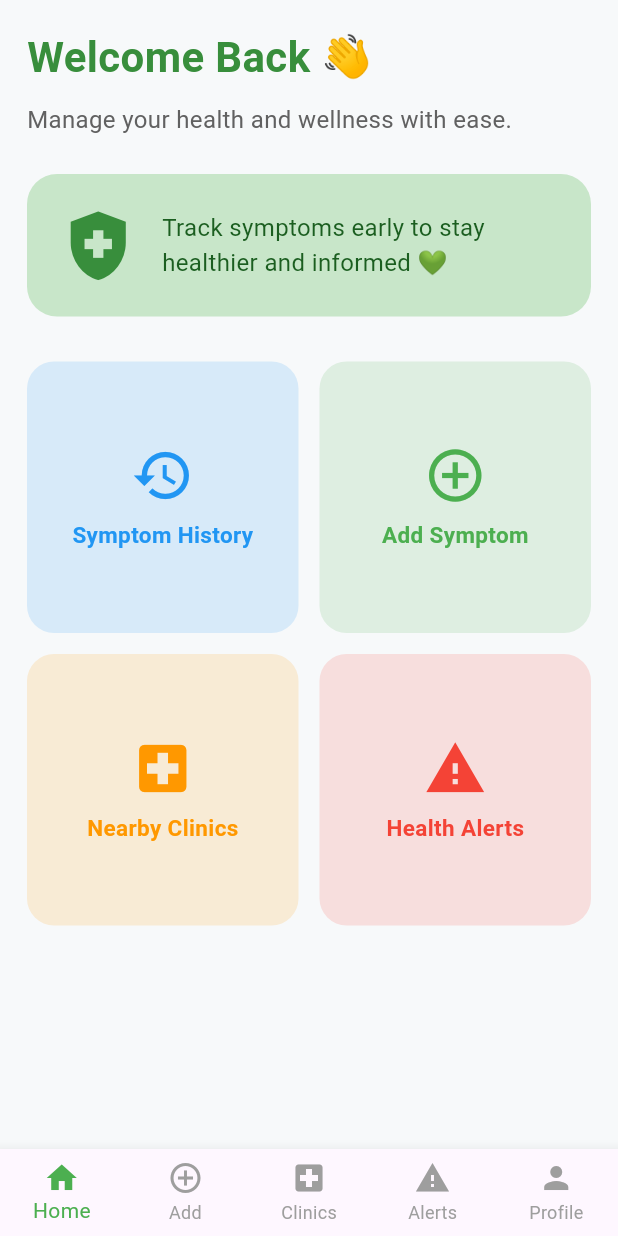
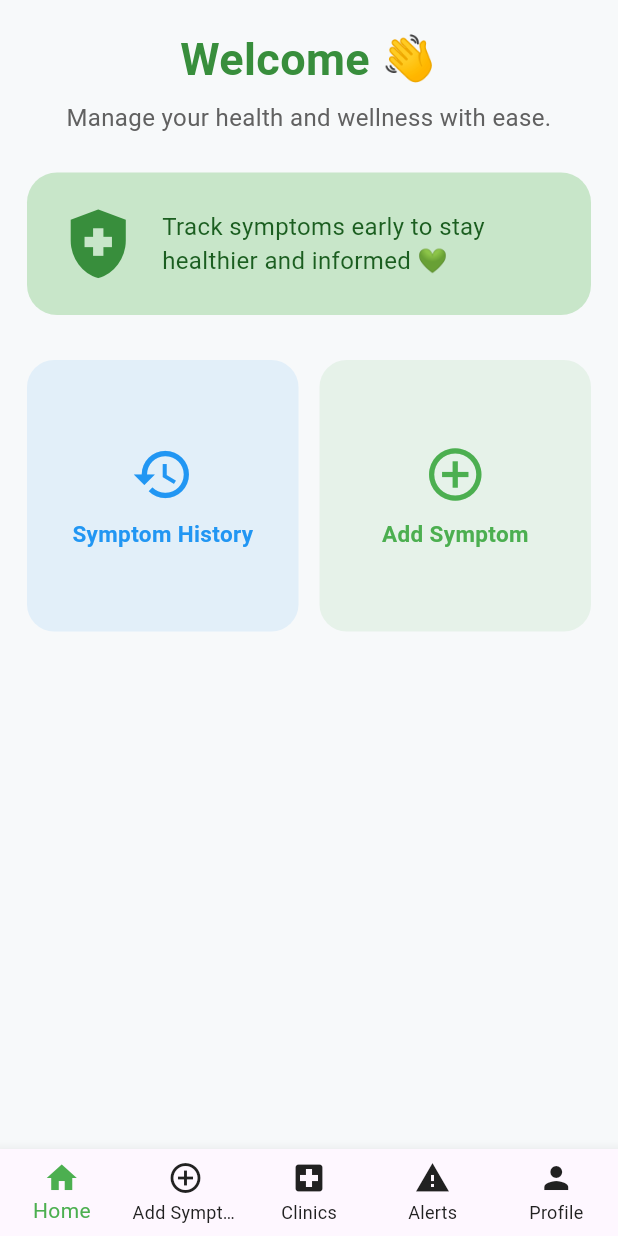
Before and after one commit to lone-wolffie/HealthLink-App-with-Dart, a Flutter app: the HomeScreen screen opened directly with empty values, on a phone screen of 412 x 824 dp. Run offline on Flutter 3.47's test engine with Material 3 defaults, Android fonts, the phone set to English and light mode, and no system bars; our stand-ins replace image_picker, shared_preferences; accounts and stored records are empty.

Commit message:
Modify home screen UI

```diff
--- a/HealthLink_App_Frontend/lib/screens/home_screen.dart
+++ b/HealthLink_App_Frontend/lib/screens/home_screen.dart
@@ -1,4 +1,5 @@
 import 'package:flutter/material.dart';
+import 'package:shared_preferences/shared_preferences.dart';
 import 'package:healthlink_app/screens/symptom_history_screen.dart';
 import 'package:healthlink_app/screens/add_symptom_screen.dart';
 import 'package:healthlink_app/screens/alerts_screen.dart';
@@ -7,7 +8,10 @@ import 'package:healthlink_app/screens/profile_screen.dart';
 
 class HomeScreen extends StatefulWidget {
   final int userId;
-  const HomeScreen({super.key, required this.userId});
+  const HomeScreen({
+    super.key,
+    required this.userId
+  });
 
   @override
   State<HomeScreen> createState() => _HomeScreenState();
@@ -18,8 +22,9 @@ class _HomeScreenState extends State<HomeScreen> {
 
   @override
   Widget build(BuildContext context) {
+    // Bottom navigation screens
     final List<Widget> screens = [
-      HomeDashboard(userId: widget.userId),
+      _HomeDashboard(userId: widget.userId),
       AddSymptomScreen(userId: widget.userId),
       ClinicsScreen(),
       AlertsScreen(),
@@ -35,50 +40,101 @@ class _HomeScreenState extends State<HomeScreen> {
         currentIndex: _selectedIndex,
         type: BottomNavigationBarType.fixed,
         selectedItemColor: Colors.green,
-        unselectedItemColor: Colors.grey,
+        unselectedItemColor: const Color.fromARGB(255, 33, 33, 33),
+
         onTap: (index) => setState(() => _selectedIndex = index),
+
         items: const [
-          BottomNavigationBarItem(icon: Icon(Icons.home), label: "Home"),
-          BottomNavigationBarItem(icon: Icon(Icons.add_circle_outline), label: "Add"),
-          BottomNavigationBarItem(icon: Icon(Icons.local_hospital), label: "Clinics"),
-          BottomNavigationBarItem(icon: Icon(Icons.warning), label: "Alerts"),
-          BottomNavigationBarItem(icon: Icon(Icons.person), label: "Profile"),
+          BottomNavigationBarItem(
+            icon: Icon(Icons.home),
+            label: 'Home'
+          ),
+
+          BottomNavigationBarItem(
+            icon: Icon(Icons.add_circle_outline),
+            label: 'Add Symptom'
+          ),
+
+          BottomNavigationBarItem(
+            icon: Icon(Icons.local_hospital),
+            label: 'Clinics'
+          ),
+
+          BottomNavigationBarItem(
+            icon: Icon(Icons.warning),
+            label: 'Alerts'
+          ),
+
+          BottomNavigationBarItem(
+            icon: Icon(Icons.person),
+            label: 'Profile'
+          ),
         ],
       ),
     );
   }
 }
 
+class _HomeDashboard extends StatefulWidget {
+  final int userId;
+  const _HomeDashboard({required this.userId});
 
-// ---------------- DASHBOARD WIDGET ----------------
-class HomeDashboard extends StatelessWidget {
-  final int userId;
-  const HomeDashboard({super.key, required this.userId});
+  @override
+  State<_HomeDashboard> createState() => _HomeDashboardState();
+}
+
+class _HomeDashboardState extends State<_HomeDashboard> {
+  String username = "";
+
+  @override
+  void initState() {
+    super.initState();
+    loadUsername();
+  }
+
+  Future<void> loadUsername() async {
+    SharedPreferences prefs = await SharedPreferences.getInstance();
+    setState(() {
+      username = prefs.getString("username") ?? ""; // fallback if empty
+    });
+  }
 
   @override
   Widget build(BuildContext context) {
-    return Padding(
+    return SingleChildScrollView(
+      child: Padding(
         padding: const EdgeInsets.all(18),
         child: Column(
-        crossAxisAlignment: CrossAxisAlignment.start,
+          children: [
+
+            // ✅ Centered Welcome Text with Username
+            Center(
+              child: Column(
                 children: [
                   Text(
-            "Welcome Back 👋",
+                    username.isNotEmpty ? "Welcome $username 👋" : "Welcome 👋",
                     style: TextStyle(
-              fontSize: 28,
-              fontWeight: FontWeight.bold,
+                      fontSize: 30,
+                      fontWeight: FontWeight.w700,
                       color: Colors.green.shade700,
                     ),
                   ),
-
-          const SizedBox(height: 10),
+                  const SizedBox(height: 6),
                   Text(
-            "Manage your health and wellness with ease.",
-            style: TextStyle(fontSize: 16, color: Colors.grey.shade700),
+                    'Manage your health and wellness with ease.',
+                    textAlign: TextAlign.center,
+                    style: TextStyle(
+                      fontSize: 16,
+                      color: Colors.grey.shade700,
+                    ),
+                  ),
+                ],
+              ),
             ),
 
             const SizedBox(height: 25),
 
+            // ✅ Top Feature Card
             Container(
               padding: const EdgeInsets.all(20),
               decoration: BoxDecoration(
@@ -91,7 +147,7 @@ class HomeDashboard extends StatelessWidget {
                   const SizedBox(width: 15),
                   Expanded(
                     child: Text(
-                    "Track symptoms early to stay healthier and informed 💚",
+                      'Track symptoms early to stay healthier and informed 💚',
                       style: TextStyle(fontSize: 16, color: Colors.green.shade900),
                     ),
                   )
@@ -101,75 +157,61 @@ class HomeDashboard extends StatelessWidget {
 
             const SizedBox(height: 30),
 
-          Expanded(
-            child: GridView.count(
+            // ✅ Quick Actions
+            GridView.count(
               crossAxisCount: 2,
+              physics: const NeverScrollableScrollPhysics(),
+              shrinkWrap: true,
               crossAxisSpacing: 14,
               mainAxisSpacing: 14,
               children: [
-                ActionTile(
+                _ActionTile(
                   icon: Icons.history,
-                  label: "Symptom History",
+                  label: 'Symptom History',
                   color: Colors.blue,
                   onTap: () => Navigator.push(
                     context,
-                    MaterialPageRoute(
-                      builder: (_) => SymptomHistoryScreen(userId: userId),
+                    MaterialPageRoute(builder: (_) => SymptomHistoryScreen(userId: widget.userId)),
                   ),
                 ),
-                ),
-                ActionTile(
+                _ActionTile(
                   icon: Icons.add_circle_outline,
-                  label: "Add Symptom",
+                  label: 'Add Symptom',
                   color: Colors.green,
                   onTap: () => Navigator.push(
                     context,
-                    MaterialPageRoute(
-                      builder: (_) => AddSymptomScreen(userId: userId),
-                    ),
-                  ),
-                ),
-                ActionTile(
-                  icon: Icons.local_hospital,
-                  label: "Nearby Clinics",
-                  color: Colors.orange,
-                  onTap: () => Navigator.push(
-                    context,
-                    MaterialPageRoute(builder: (_) => ClinicsScreen()),
-                  ),
-                ),
-                ActionTile(
-                  icon: Icons.warning,
-                  label: "Health Alerts",
-                  color: Colors.red,
-                  onTap: () => Navigator.push(
-                    context,
-                    MaterialPageRoute(builder: (_) => AlertsScreen()),
+                    MaterialPageRoute(builder: (_) => AddSymptomScreen(userId: widget.userId)),
                   ),
                 ),
               ],
             ),
+          ],
         ),
-        ],
       ),
     );
   }
 }
 
 
-// ------- REUSABLE TILE ----------
-class ActionTile extends StatelessWidget {
+
+// Reusable Tile Widget
+class _ActionTile extends StatelessWidget {
   final IconData icon;
   final String label;
   final Color color;
   final VoidCallback onTap;
 
-  const ActionTile({super.key, required this.icon, required this.label, required this.color, required this.onTap});
+  const _ActionTile({
+    required this.icon,
+    required this.label,
+    required this.color,
+    required this.onTap
+  });
 
   @override
   Widget build(BuildContext context) {
     return Material(
-      color: color.withOpacity(.15),
+      color: color.withAlpha(25),
       borderRadius: BorderRadius.circular(18),
       child: InkWell(
         borderRadius: BorderRadius.circular(18),
@@ -178,9 +220,20 @@ class ActionTile extends StatelessWidget {
           child: Column(
             mainAxisSize: MainAxisSize.min,
             children: [
-              Icon(icon, size: 42, color: color),
+              Icon(
+                icon,
+                size: 42,
+                color: color
+              ),
               const SizedBox(height: 8),
-              Text(label, style: TextStyle(fontSize: 15, fontWeight: FontWeight.w600, color: color)),
+              Text(
+                label,
+                style: TextStyle(
+                  fontSize: 15,
+                  fontWeight: FontWeight.w600,
+                  color: color
+                )
+              ),
             ],
           ),
         ),
```
Also changed, not shown: HealthLink_App_Frontend/lib/screens/login.dart (+14 -3 lines), HealthLink_App_Frontend/lib/screens/signup.dart (+12 -11 lines). Lines whose indentation alone changed are shown as unchanged.
